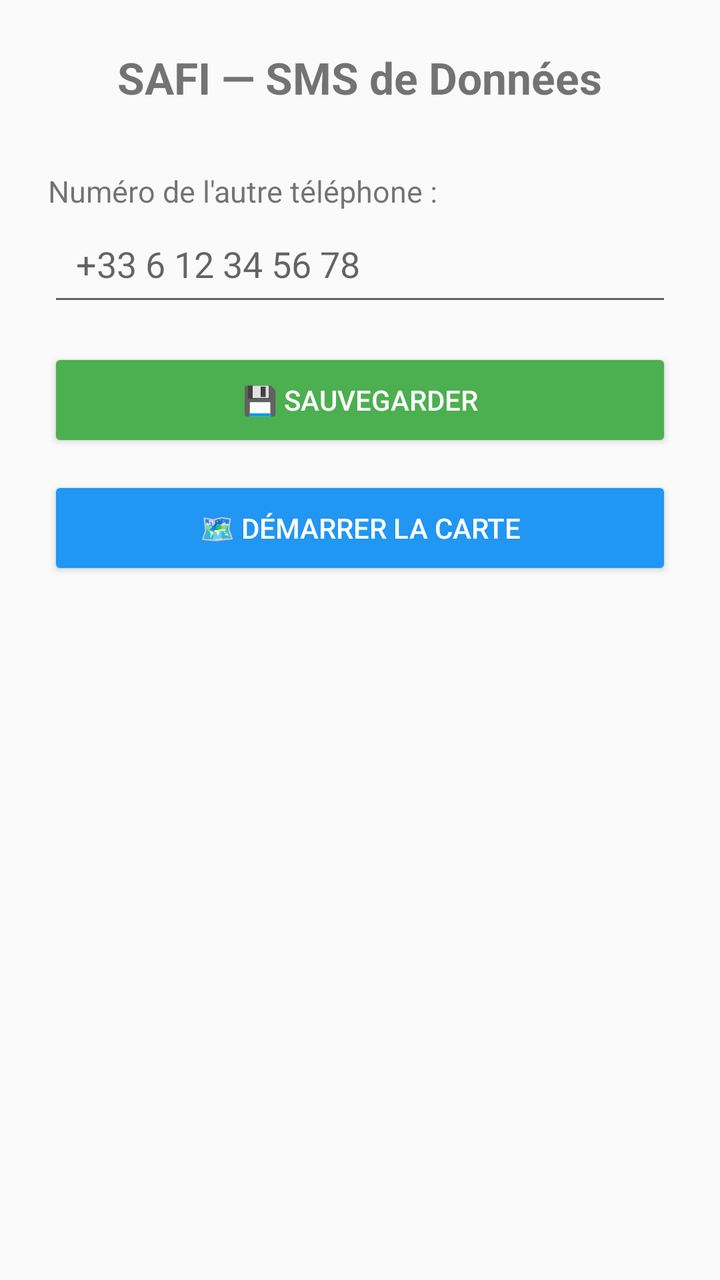
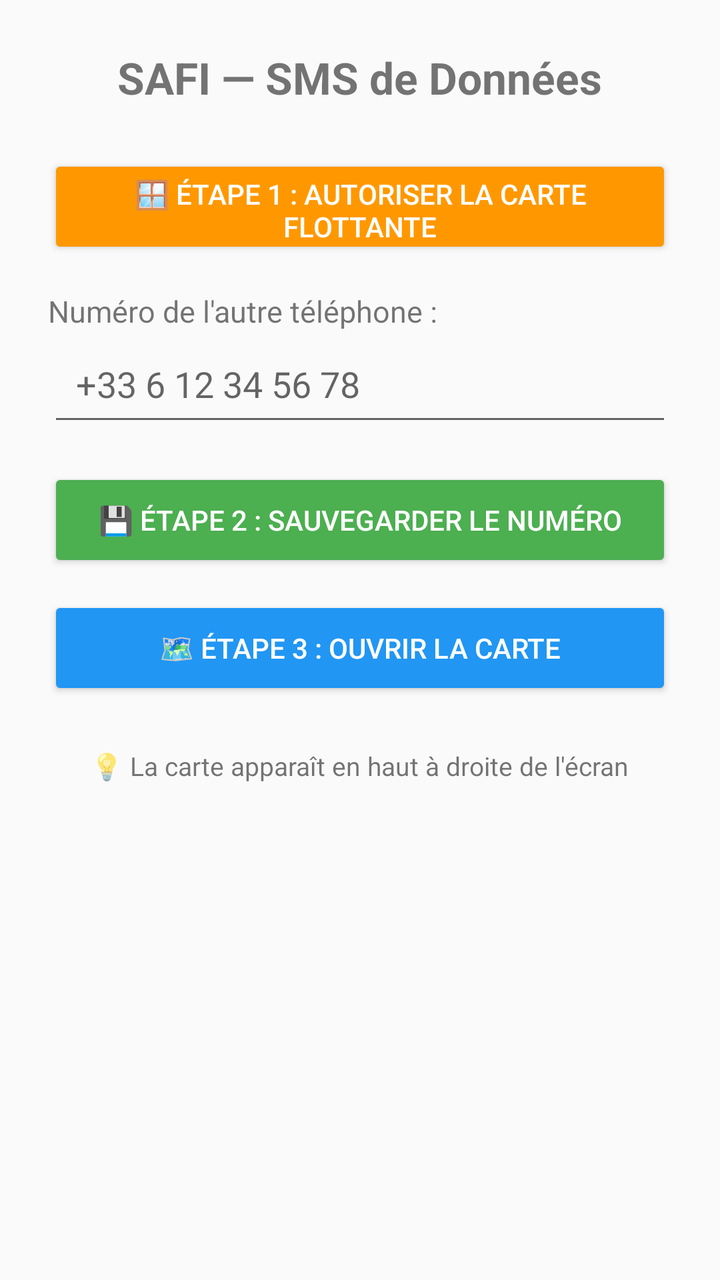

Screens rendered from an Android XML layout before and after an edit, with the pre-edit source and the edit as a unified diff.
<!-- AndroidManifest.xml: application theme Theme.AppCompat.Light.DarkActionBar -->
<!-- res/layout/activity_main.xml -->
<?xml version="1.0" encoding="utf-8"?>
<LinearLayout xmlns:android="http://schemas.android.com/apk/res/android"
    android:layout_width="match_parent"
    android:layout_height="match_parent"
    android:orientation="vertical"
    android:padding="24dp"
    android:gravity="center_horizontal">

    <TextView
        android:layout_width="wrap_content"
        android:layout_height="wrap_content"
        android:text="SAFI — SMS de Données"
        android:textSize="22sp"
        android:textStyle="bold"
        android:layout_marginBottom="32dp"/>

    <TextView
        android:layout_width="match_parent"
        android:layout_height="wrap_content"
        android:text="Numéro de l'autre téléphone :"
        android:textSize="15sp"/>

    <EditText
        android:id="@+id/et_numero"
        android:layout_width="match_parent"
        android:layout_height="wrap_content"
        android:hint="+33 6 12 34 56 78"
        android:inputType="phone"
        android:layout_marginBottom="16dp"
        android:padding="14dp"/>

    <Button
        android:id="@+id/btn_save"
        android:layout_width="match_parent"
        android:layout_height="52dp"
        android:text="💾 Sauvegarder"
        android:backgroundTint="#4CAF50"
        android:textColor="#FFFFFF"
        android:layout_marginBottom="12dp"/>

    <Button
        android:id="@+id/btn_start"
        android:layout_width="match_parent"
        android:layout_height="52dp"
        android:text="🗺️ Démarrer la carte"
        android:backgroundTint="#2196F3"
        android:textColor="#FFFFFF"/>

</LinearLayout>
<!-- resources referenced by this layout -->
<resources>

</resources>

<!-- the commit's change to res/layout/activity_main.xml (unified diff, before → after) -->
@@ -12,7 +12,16 @@
         android:text="SAFI — SMS de Données"
         android:textSize="22sp"
         android:textStyle="bold"
-        android:layout_marginBottom="32dp"/>
+        android:layout_marginBottom="24dp"/>
+
+    <Button
+        android:id="@+id/btn_overlay"
+        android:layout_width="match_parent"
+        android:layout_height="52dp"
+        android:text="🪟 Étape 1 : Autoriser la carte flottante"
+        android:backgroundTint="#FF9800"
+        android:textColor="#FFFFFF"
+        android:layout_marginBottom="16dp"/>
 
     <TextView
         android:layout_width="match_parent"
@@ -33,7 +42,7 @@
         android:id="@+id/btn_save"
         android:layout_width="match_parent"
         android:layout_height="52dp"
-        android:text="💾 Sauvegarder"
+        android:text="💾 Étape 2 : Sauvegarder le numéro"
         android:backgroundTint="#4CAF50"
         android:textColor="#FFFFFF"
         android:layout_marginBottom="12dp"/>
@@ -42,8 +51,16 @@
         android:id="@+id/btn_start"
         android:layout_width="match_parent"
         android:layout_height="52dp"
-        android:text="🗺️ Démarrer la carte"
+        android:text="🗺️ Étape 3 : Ouvrir la carte"
         android:backgroundTint="#2196F3"
         android:textColor="#FFFFFF"/>
 
+    <TextView
+        android:layout_width="wrap_content"
+        android:layout_height="wrap_content"
+        android:text="💡 La carte apparaît en haut à droite de l'écran"
+        android:textSize="13sp"
+        android:layout_marginTop="24dp"
+        android:gravity="center"/>
+
 </LinearLayout>
